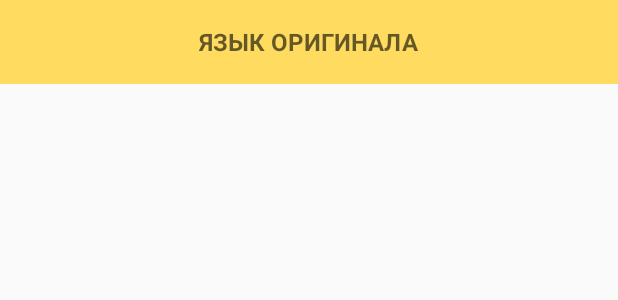
After one commit to Muhammadsafarali/YandexTranslate, an Android app: the layout toolbar_lang.xml on its own in the app's theme, with its tools: preview values and no code run, on a phone screen of 412 x 824 dp. The commit adds this screen. Shown: the top 300 px of the screen. Run offline under Robolectric (Android 15) with nearby library versions, the phone set to English and light mode, and no system bars.

Commit message:
Получаю Список языков

```diff
--- a/app/src/main/AndroidManifest.xml
+++ b/app/src/main/AndroidManifest.xml
@@ -19,6 +19,9 @@
                 <category android:name="android.intent.category.LAUNCHER" />
             </intent-filter>
         </activity>
+        <activity android:name=".LangsActivity"
+            android:screenOrientation="portrait">
+        </activity>
     </application>
 
 </manifest>
--- a/app/src/main/res/layout/lang_fragment.xml
+++ b/app/src/main/res/layout/lang_fragment.xml
@@ -2,6 +2,8 @@
 <LinearLayout xmlns:android="http://schemas.android.com/apk/res/android"
     android:orientation="vertical" android:layout_width="match_parent"
     android:layout_height="match_parent">
+
+    <include layout="@layout/toolbar_lang"/>
 
     <se.emilsjolander.stickylistheaders.StickyListHeadersListView
         android:id="@+id/list_my_tsh_date"
--- /dev/null
+++ b/app/src/main/res/layout/toolbar_lang.xml
@@ -0,0 +1,41 @@
+<?xml version="1.0" encoding="utf-8"?>
+<android.support.v7.widget.Toolbar android:id="@+id/toolbar"
+    android:layout_width="match_parent"
+    android:layout_height="?actionBarSize"
+    android:background="?colorPrimary"
+    app:contentInsetLeft="0dp"
+    app:contentInsetStart="0dp"
+    app:popupTheme="@style/ThemeOverlay.AppCompat.Light"
+    xmlns:android="http://schemas.android.com/apk/res/android"
+    xmlns:app="http://schemas.android.com/apk/res-auto">
+
+    <LinearLayout
+        android:layout_width="match_parent"
+        android:layout_height="match_parent"
+        android:orientation="vertical">
+        <LinearLayout
+            android:layout_width="wrap_content"
+            android:layout_height="?attr/actionBarSize"
+            android:layout_gravity="center"
+            android:dividerPadding="8dp"
+            android:orientation="horizontal"
+            android:showDividers="end">
+
+            <!--android:onClick="GetFromLangs"-->
+            <TextView
+                android:id="@+id/toolbar_from_langs"
+                style="@style/TextAppearance.Widget.AppCompat.Toolbar.Subtitle"
+                android:layout_width="match_parent"
+                android:layout_height="match_parent"
+                android:background="?attr/selectableItemBackground"
+                android:textStyle="bold"
+                android:drawablePadding="8dp"
+                android:gravity="center_vertical"
+                android:paddingLeft="16dp"
+                android:paddingRight="16dp"
+                android:text="Язык оригинала"
+                android:textAllCaps="true" />
+
+        </LinearLayout>
+    </LinearLayout>
+</android.support.v7.widget.Toolbar>
```
Also changed, not shown: app/src/main/java/com/ts/yandex/API/Facade.java (+9 -0 lines), app/src/main/java/com/ts/yandex/API/network/HttpManager.java (+35 -2 lines), app/src/main/java/com/ts/yandex/API/network/Routes.java (+8 -2 lines), app/src/main/java/com/ts/yandex/LangsActivity.java (added, +24 -0 lines), app/src/main/java/com/ts/yandex/LangsFragment.java (+21 -2 lines), app/src/main/java/com/ts/yandex/MainActivity.java (+12 -0 lines), app/src/main/java/com/ts/yandex/Utils/JsonConverter.java (added, +52 -0 lines), app/src/main/java/com/ts/yandex/model/Langs.java (added, +40 -0 lines), app/src/main/res/layout/translate_fragment.xml (+8 -0 lines).
